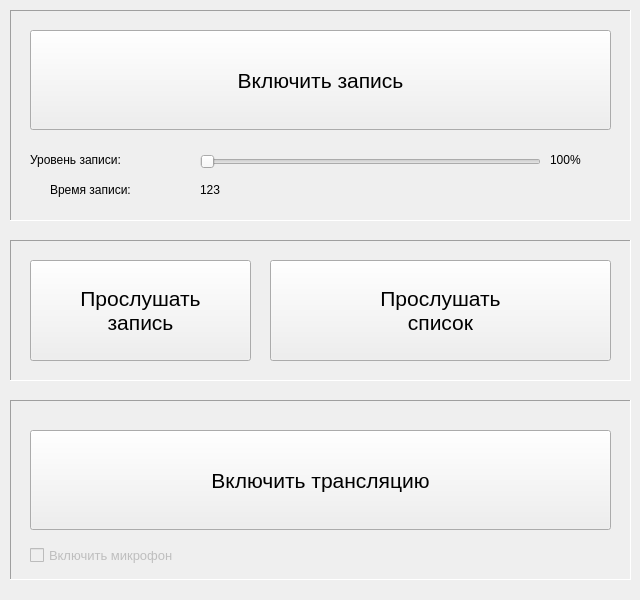
Old version of the form mainwindowschoolradio.ui in the repository kivni/SchRadio.
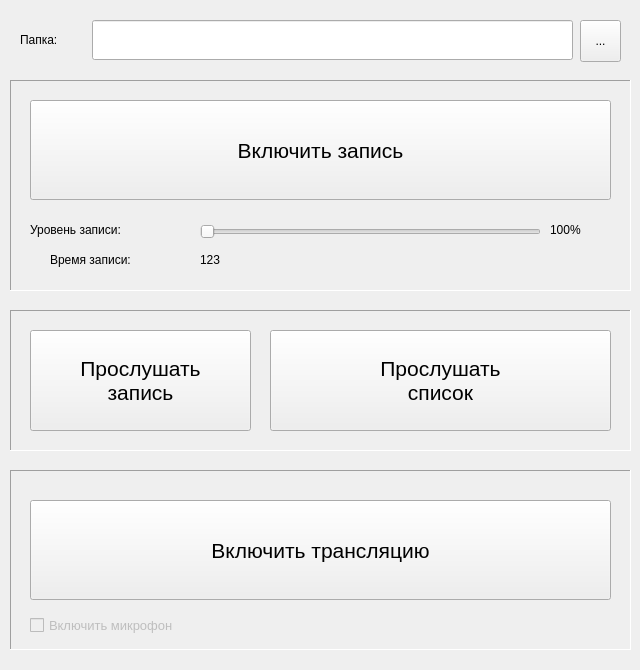
New version of the form.

Diff of the .ui file:
```diff
--- a/mainwindowschoolradio.ui
+++ b/mainwindowschoolradio.ui
@@ -7,13 +7,13 @@
     <x>0</x>
     <y>0</y>
     <width>640</width>
-    <height>600</height>
+    <height>670</height>
    </rect>
   </property>
   <property name="minimumSize">
    <size>
     <width>640</width>
-    <height>600</height>
+    <height>670</height>
    </size>
   </property>
   <property name="windowTitle">
@@ -24,7 +24,7 @@
     <property name="geometry">
      <rect>
       <x>10</x>
-      <y>400</y>
+      <y>470</y>
       <width>621</width>
       <height>180</height>
      </rect>
@@ -87,7 +87,7 @@
     <property name="geometry">
      <rect>
       <x>10</x>
-      <y>10</y>
+      <y>80</y>
       <width>621</width>
       <height>211</height>
      </rect>
@@ -215,7 +215,7 @@
     <property name="geometry">
      <rect>
       <x>10</x>
-      <y>240</y>
+      <y>310</y>
       <width>621</width>
       <height>141</height>
      </rect>
@@ -275,6 +275,45 @@
      </property>
     </widget>
    </widget>
+   <widget class="QLineEdit" name="lineEditDir">
+    <property name="geometry">
+     <rect>
+      <x>92</x>
+      <y>20</y>
+      <width>481</width>
+      <height>40</height>
+     </rect>
+    </property>
+    <property name="readOnly">
+     <bool>true</bool>
+    </property>
+   </widget>
+   <widget class="QLabel" name="labelAudio">
+    <property name="geometry">
+     <rect>
+      <x>20</x>
+      <y>20</y>
+      <width>71</width>
+      <height>40</height>
+     </rect>
+    </property>
+    <property name="text">
+     <string>Папка:</string>
+    </property>
+   </widget>
+   <widget class="QToolButton" name="toolButtonDir">
+    <property name="geometry">
+     <rect>
+      <x>580</x>
+      <y>20</y>
+      <width>41</width>
+      <height>42</height>
+     </rect>
+    </property>
+    <property name="text">
+     <string>...</string>
+    </property>
+   </widget>
   </widget>
  </widget>
  <resources/>
```
